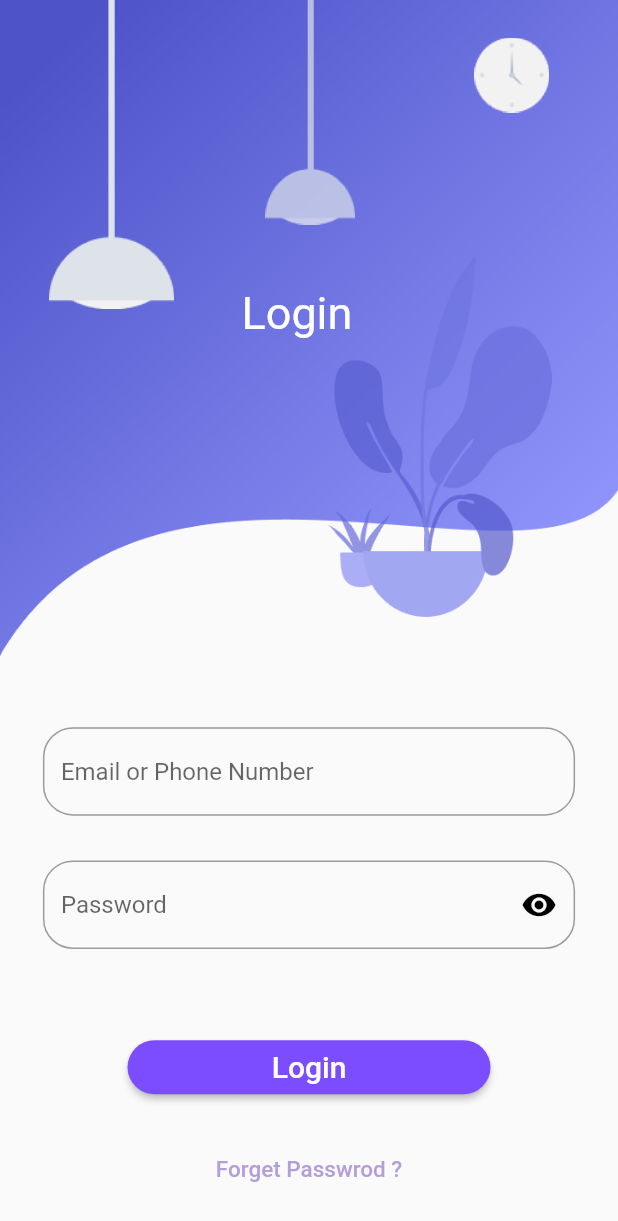
After one commit to Dhruvil-07/login_page_ui, a Flutter app: the screen it shows after launch, on a phone screen of 412 x 824 dp. The commit adds this screen. Shown: the top 1221 px of the screen. Run offline on Flutter 3.47's test engine with Material 2 defaults, Android fonts, the phone set to English and light mode, and no system bars; our stand-ins replace flutter_screenutil, google_fonts; Roboto replaces fonts that are missing (Alegreya, Cairo).

Commit message:
second login page design compalted

```diff
--- a/lib/login_1/screens/login_1_screen.dart
+++ b/lib/login_1/screens/login_1_screen.dart
@@ -1,6 +1,6 @@
 import 'package:flutter/material.dart';
 import 'package:flutter_screenutil/flutter_screenutil.dart';
-import 'package:login_pages_ui/login_1/widget/text.dart';
+import 'package:login_pages_ui/widget/text.dart';
 
 class login_1_screen extends StatefulWidget {
   const login_1_screen({Key? key}) : super(key: key);
@@ -165,7 +165,7 @@ class _login_1_screenState extends State<login_1_screen> {
                                        )
                                    ),
 
-                                   SizedBox(height: 50.h,),
+                                   SizedBox(height: widthsize ? 50.h : 40.0),
 
                                    //suggestion text
                                    cario_text(
--- /dev/null
+++ b/lib/login_2/screen/login_2_screen.dart
@@ -0,0 +1,218 @@
+import 'package:flutter/material.dart';
+import 'package:flutter/services.dart';
+import 'package:flutter_screenutil/flutter_screenutil.dart';
+
+import '../../widget/text.dart';
+
+class login_2_screen extends StatefulWidget {
+  const login_2_screen({Key? key}) : super(key: key);
+
+  @override
+  State<login_2_screen> createState() => _login_2_screenState();
+}
+
+class _login_2_screenState extends State<login_2_screen> {
+
+  //for sow and hide pasword
+  bool show = true;
+
+  @override
+  Widget build(BuildContext context) {
+
+    double height = MediaQuery.of(context).size.height;
+    double width = MediaQuery.of(context).size.width;
+
+    //for getting size of screen
+    bool widthsize = width > 600;
+
+    print(height);
+
+    return Scaffold(
+
+      body:Container(
+          height: height,
+          width: width,
+          child: SafeArea(
+            child: SingleChildScrollView(
+              child: Column(
+                  children: [
+
+                    Container(
+                      height: widthsize ? height / 2 + 100 : height /2 + 25,
+                      decoration: BoxDecoration(
+                          image: DecorationImage(
+                            image: AssetImage("assets/images/background.png" ,),
+                            fit: BoxFit.fill,
+                          )
+                      ),
+                      child: Stack(
+                        children: [
+
+
+                          //light 1
+                          Positioned(
+                            left: 25.w,
+                            width: 80.spMax,
+                              height: height / 4,
+                              child: Container(
+                                decoration: BoxDecoration(
+                                  image: DecorationImage(
+                                    image: AssetImage("assets/images/light-1.png" ,),
+                                    fit: BoxFit.contain,
+                                  )
+                                ),
+                              )
+                          ),
+
+                          //light 2
+                       Positioned(
+                                left: widthsize ?  (width / 2 - 90).spMin : (width / 2 - 45).spMin ,
+                                width: 80.spMax,
+                                height: height / 5.5,
+                                child: Container(
+                                    decoration: BoxDecoration(
+                                        image: DecorationImage(
+                                            image: AssetImage("assets/images/light-2.png"),
+                                          fit: BoxFit.contain,
+                                        ),
+                                    ),
+                                  ),
+                            ),
+
+
+                          //clock
+                          Positioned(
+                            top: widthsize ? 40.0 : 25.0,
+                            right: 40.w,
+                            width: widthsize ? 100.0 : 50.0,
+                            height: widthsize ? 100.0 : 50.0,
+                            child: Container(
+                              decoration: BoxDecoration(
+                                  image: DecorationImage(
+                                      image: AssetImage("assets/images/clock.png"),
+                                    fit: BoxFit.contain,
+                                  ),
+                              ),
+                            ),
+                          ),
+
+
+                          //login text
+                          Positioned(
+                            top: widthsize ? height / 4 : height /4.3 ,
+                              left: widthsize ?  (width / 2 - 90).spMin : (width / 2 - 45).spMin ,
+                            child: Center(
+                              child: algeriya_text(
+                                containt: "Login",
+                                fontsize: widthsize ? 60.0  : 30.0 ,
+                              ),
+                            )
+                          ),
+
+
+
+                        ],
+                      ),
+                    ),
+
+                   SizedBox(height: 40.h,),
+
+                    //email and phone number
+                    Padding(
+                      padding:  EdgeInsets.symmetric(
+                        horizontal: 25.w,
+                      ),
+                      child: TextField(
+                        decoration: InputDecoration(
+                          border: OutlineInputBorder(
+                            borderRadius: BorderRadius.all(Radius.circular(20.spMin)),
+                          ),
+                          hintText: "Email or Phone Number",
+                          focusedBorder: OutlineInputBorder(
+                            borderSide: BorderSide(color: Colors.black),
+                            borderRadius: BorderRadius.all(Radius.circular(20.spMin)),
+                          ),
+                        ),
+                        cursorColor: Colors.black,
+                      ),
+                    ),
+
+                    //password
+                    Padding(
+                      padding: EdgeInsets.symmetric(
+                        horizontal: 25.w,
+                        vertical: 25.h,
+                      ),
+                      child: TextField(
+                        decoration: InputDecoration(
+                          border: OutlineInputBorder(
+                            borderRadius: BorderRadius.all(Radius.circular(20.spMin)),
+                          ),
+                          hintText: "Password",
+                          focusedBorder: OutlineInputBorder(
+                            borderSide: BorderSide(color: Colors.black),
+                            borderRadius: BorderRadius.all(Radius.circular(20.spMin)),
+                          ),
+                          suffixIcon: IconButton(
+                            onPressed: (){
+                              setState(() {
+                                show = !show;
+                              }); },
+                            icon: Icon(
+                              show == true ? Icons.remove_red_eye_rounded :
+                              Icons.security_sharp,
+                              color: Colors.black,
+                            ),
+                          ),
+                        ),
+                        cursorColor: Colors.black,
+                      ),
+                    ),
+
+
+                    SizedBox(height: 25.0,),
+
+                    //login button
+                    ElevatedButton(
+                        style: ElevatedButton.styleFrom(
+                          backgroundColor: Colors.deepPurpleAccent,
+                          shape: RoundedRectangleBorder(
+                            borderRadius: BorderRadius.all(Radius.circular(20.0)),
+                          )
+                        ),
+                        onPressed: (){},
+                        child: Padding(
+                          padding: EdgeInsets.symmetric(
+                            horizontal: 70.w,
+                            vertical: 4.h,
+                          ),
+                          child: cario_text(
+                            containt: "Login",
+                            fontsize: widthsize ? 25.0 : 20.0,
+                          ),
+                        )
+                    ),
+
+                    SizedBox(height: widthsize ? 50.0 : 20.0),
+
+                    //forgot password button
+                    TextButton(
+                        onPressed: (){},
+                        child: cario_text(
+                          containt: "Forget Passwrod ?",
+                          fontcolor: Colors.deepPurple.shade200,
+                          fontsize: widthsize ? 20.0 : 15.0,
+                        )
+                    ),
+
+
+
+                  ],
+                ),
+            ),
+          ),
+        ),
+
+    );
+  }
+}
--- a/lib/main.dart
+++ b/lib/main.dart
@@ -2,7 +2,9 @@ import 'package:flutter/material.dart';
 import 'package:flutter/services.dart';
 import 'package:flutter_screenutil/flutter_screenutil.dart';
 import 'package:login_pages_ui/login_1/screens/login_1_screen.dart';
-import 'package:login_pages_ui/login_1/theme/theme.dart';
+import 'package:login_pages_ui/login_2/screen/login_2_screen.dart';
+import 'package:login_pages_ui/theme/theme.dart';
+
 
 void main()
 {
@@ -26,8 +28,8 @@ class my_login_pages extends StatelessWidget {
        return MaterialApp(
           debugShowCheckedModeBanner: false,
           themeMode: ThemeMode.light,
-          theme: login1_light_theme(context),
-          home: login_1_screen(),
+          theme: login2_light_theme(context),
+          home: login_2_screen(),
         );
       },
     );
--- a/lib/login_1/theme/theme.dart
+++ b/lib/theme/theme.dart
@@ -1,6 +1,11 @@
 import 'package:flutter/foundation.dart';
 import 'package:flutter/material.dart';
 
+
+
+//FIRST LOGIN SCREEN THEME
+
+//first login screen light theme
 ThemeData login1_light_theme(BuildContext context)
 {
    return ThemeData().copyWith(
@@ -29,3 +34,14 @@ ThemeData login1_light_theme(BuildContext context)
 
    );
 }
+
+
+//SECOND LOGIN SCREEN THEM
+
+//Second login screen light theme
+ThemeData login2_light_theme(BuildContext context)
+{
+   return ThemeData().copyWith(
+     brightness: Brightness.light,
+   );
+}
--- a/pubspec.yaml
+++ b/pubspec.yaml
@@ -61,7 +61,8 @@ flutter:
   uses-material-design: true
 
   # To add assets to your application, add an assets section, like this:
-  # assets:
+  assets:
+    - assets/images/
   #   - images/a_dot_burr.jpeg
   #   - images/a_dot_ham.jpeg
 
```
Also changed, not shown: assets/app_ui_screen_shots/login2/phone_view.jpg (added), assets/app_ui_screen_shots/login2/tab_view.jpg (added), lib/widget/text.dart (renamed from lib/login_1/widget/text.dart). Lines whose indentation alone changed are shown as unchanged.
